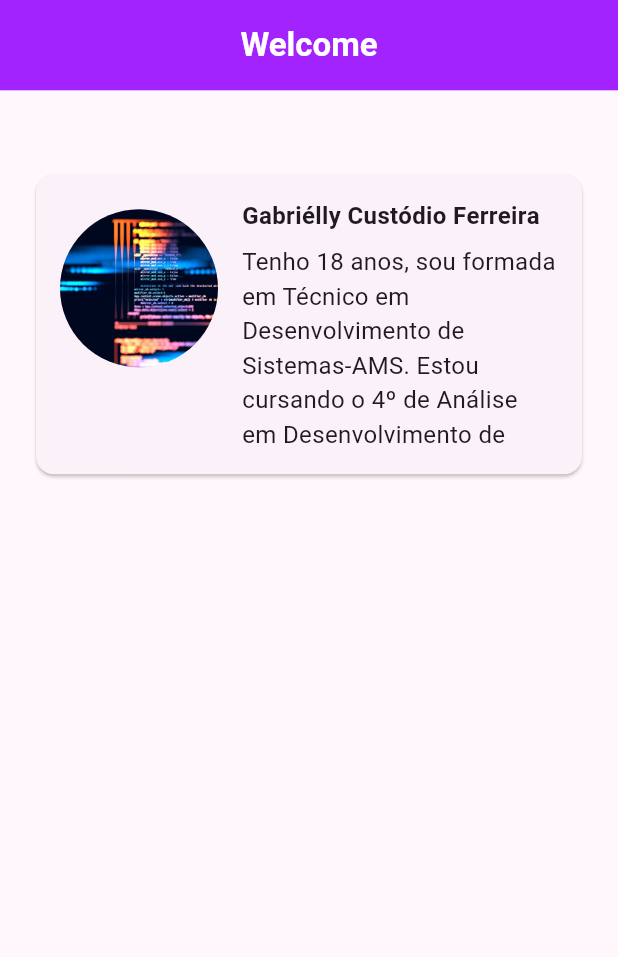
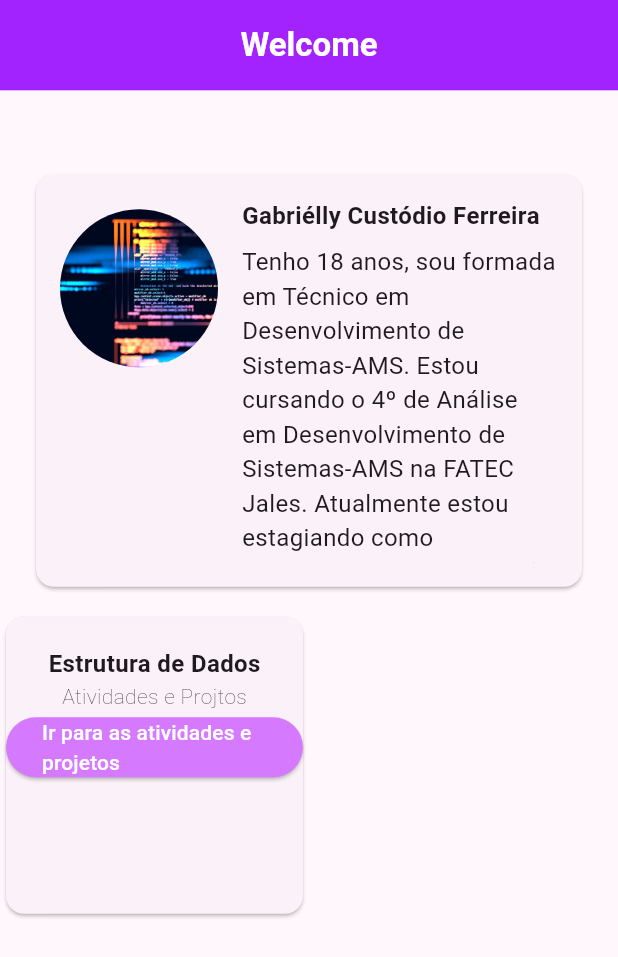
Before and after one commit to gabyferr/Portifolio, a Flutter app: the screen it shows after launch, on a phone screen of 412 x 824 dp. Shown: the top 957 px of the screen. Run offline on Flutter 3.47's test engine with Material 2 defaults, Android fonts, the phone set to English and light mode, and no system bars; our stand-ins replace flutter_modular.

Commit message:
criação dos cards e do enum de rotas

```diff
--- a/portifolio/lib/app/config/app_module.dart
+++ b/portifolio/lib/app/config/app_module.dart
@@ -1,4 +1,5 @@
 import 'package:flutter_modular/flutter_modular.dart';
+import 'package:portifolio/app/module/estutura_de_dados/home_estutura_de_dados.dart';
 import 'package:portifolio/app/module/home/home_page.dart';
 
 class AppModule extends Module {
@@ -10,5 +11,6 @@ class AppModule extends Module {
   @override
   List<ModularRoute> get routes => [
         ChildRoute('/home', child: (context, args) => const HomePage()),
+        ChildRoute('/homeEstruturaDeDados', child: (context, args) => const HomeEstuturaDados()),
       ];
 }
--- /dev/null
+++ b/portifolio/lib/app/enum/rotas_enum.dart
@@ -0,0 +1,14 @@
+
+enum Rotas{
+  ESTRUTURA;
+}
+
+extension rotasExtension on Rotas{
+  String get nameRoute => mapRotas[this]!;
+}
+
+Map<Rotas, String>mapRotas={
+
+  Rotas.ESTRUTURA:'/homeEstruturaDeDados',
+
+};
--- /dev/null
+++ b/portifolio/lib/app/module/estutura_de_dados/home_estutura_de_dados.dart
@@ -0,0 +1,26 @@
+import 'package:flutter/material.dart';
+
+class HomeEstuturaDados extends StatelessWidget {
+  const HomeEstuturaDados({super.key});
+
+  @override
+  Widget build(BuildContext context) {
+    return Scaffold(
+      appBar: AppBar(
+        title: const Text(
+          "Estrutura de Dados",
+          style: TextStyle(
+            color: Colors.white,
+            fontWeight: FontWeight.bold,
+          ),
+        ),
+        titleSpacing: 00.0,
+        centerTitle: true,
+        toolbarHeight: 60.2,
+        toolbarOpacity: 0.8,
+        elevation: 0.00,
+        backgroundColor: const Color(0xFFA323FF),
+      ),
+    );
+  }
+}
--- a/portifolio/lib/app/module/home/home_page.dart
+++ b/portifolio/lib/app/module/home/home_page.dart
@@ -1,12 +1,16 @@
 import 'package:flutter/material.dart';
+import 'package:flutter_modular/flutter_modular.dart';
+import 'package:portifolio/app/enum/rotas_enum.dart';
+import 'package:portifolio/app/module/home/itens_cards_controller.dart';
 
 class HomePage extends StatelessWidget {
   const HomePage({super.key});
 
   @override
   Widget build(BuildContext context) {
+    final minhaLista = ItensCardsController().buscarItensCards();
+
     return Scaffold(
-      // bottomSheet:CircleAvatar(foregroundImage: AssetImage('assets/img/img_fundo.jpg')) ,
       appBar: AppBar(
         title: const Text(
           "Welcome",
@@ -27,7 +31,8 @@ class HomePage extends StatelessWidget {
         elevation: 0.00,
         backgroundColor: const Color(0xFFA323FF),
       ),
-      body: Column(
+      body: SingleChildScrollView(
+        child: Column(
           children: [
             Column(
               children: [
@@ -40,9 +45,10 @@ class HomePage extends StatelessWidget {
                         Center(
                           child: Container(
                             width: double.infinity,
-                          height: 200.0,
+                            height: 275.0,
                             padding: const EdgeInsets.all(16.0),
-                          child: LayoutBuilder(builder: (context, constraints) {
+                            child:
+                                LayoutBuilder(builder: (context, constraints) {
                               final avatarSize =
                                   constraints.maxWidth > 700 ? 120.0 : 60.0;
                               final fontSize =
@@ -104,7 +110,90 @@ class HomePage extends StatelessWidget {
                 )
               ],
             ),
+            Wrap(
+              children: [
+                LayoutBuilder(builder: (context, constraints) {
+                  return SingleChildScrollView(
+                    child: Center(
+                      child: Wrap(
+                        spacing: 10.0,
+                        runSpacing: 10.0,
+                        children: [
+                          GridView.builder(
+                            itemCount: minhaLista.length,
+                            shrinkWrap: true,
+                            physics: const NeverScrollableScrollPhysics(),
+                            gridDelegate:
+                                const SliverGridDelegateWithMaxCrossAxisExtent(
+                              maxCrossAxisExtent: 300.0,
+                            ),
+                            itemBuilder: (BuildContext context, int index) {
+                              final item = minhaLista[index];
+                              return Card(
+                                child: SizedBox(
+                                  width: 150.0,
+                                  height: 200.0,
+                                  child: Column(
+                                    children: [
+                                      Expanded(
+                                        child: SingleChildScrollView(
+                                          child: Center(
+                                            child: Column(
+                                              mainAxisAlignment: MainAxisAlignment.center,
+                                              children: [
+                                                  const SizedBox(height: 20.0),
+                                                Text(
+                                                  item.nome,
+                                                  style: const TextStyle(
+                                                      fontSize: 16.0,
+                                                      fontWeight:
+                                                          FontWeight.w600),
+                                                  overflow: TextOverflow.ellipsis,
+                                                  maxLines: 5,
+                                                ),
+                                                Text(
+                                                  item.descricao,
+                                                  style: const TextStyle(
+                                                      fontSize: 14.0,
+                                                      fontWeight: FontWeight.w200),
+                                                ),
+                                                ElevatedButton(
+                                                  onPressed: () {
+                                                  return Modular.to.navigate(item.rota.nameRoute);
+                                                  },
+                                                  child: const Text(
+                                                    "Ir para as atividades e projetos",
+                                                    style: TextStyle(
+                                                      color: Color(0xFFFFFFFF),
+                                                    ),
+                                                  ),
+                                                  style: ButtonStyle(
+                                                    backgroundColor:
+                                                        MaterialStateProperty.all(
+                                                            const Color(
+                                                                0xFFD579FF)),
+                                                  ),
+                                                ),
                                               ],
+                                            ),
+                                          ),
+                                        ),
+                                      ),
+                                    ],
+                                  ),
+                                ),
+                              );
+                            },
+                          )
+                        ],
+                      ),
+                    ),
+                  );
+                }),
+              ],
+            )
+          ],
+        ),
       ),
     );
   }
--- /dev/null
+++ b/portifolio/lib/app/module/home/itens_cards_controller.dart
@@ -0,0 +1,24 @@
+import 'package:portifolio/app/enum/rotas_enum.dart';
+import 'package:portifolio/app/module/home/itens_cards_model.dart';
+
+class ItensCardsController {
+  List<ItensCardsModel> buscarItensCards() {
+    return [
+      ItensCardsModel(
+          nome: "Estrutura de Dados", descricao: "Atividades e Projtos", rota: Rotas.ESTRUTURA),
+
+      // ItensCardsModel(
+      //     nome: "Interação Humano e Computador",
+      //     descricao: "Atividades e Projtos"),
+      // ItensCardsModel(
+      //     nome: "Projeto Integrador",
+      //     descricao: "Atividades e Projtos"),
+      // ItensCardsModel(
+      //     nome: "Programação Web e Mobile III",
+      //     descricao: "Atividades e Projtos"),
+      // ItensCardsModel(
+      //     nome: "Interação Humano e Computador",
+      //     descricao: "Atividades e Projtos"),
+    ];
+  }
+}
--- /dev/null
+++ b/portifolio/lib/app/module/home/itens_cards_model.dart
@@ -0,0 +1,16 @@
+
+import 'package:portifolio/app/enum/rotas_enum.dart';
+
+class ItensCardsModel {
+  late String nome;
+  late String descricao;
+  late Rotas rota;
+
+
+ItensCardsModel({
+required this.nome,
+required this.descricao,
+required this.rota,
+});
+
+}
```
Also changed, not shown: portifolio/lib/app/module/menu/menu.dart (added). Lines whose indentation alone changed are shown as unchanged.
